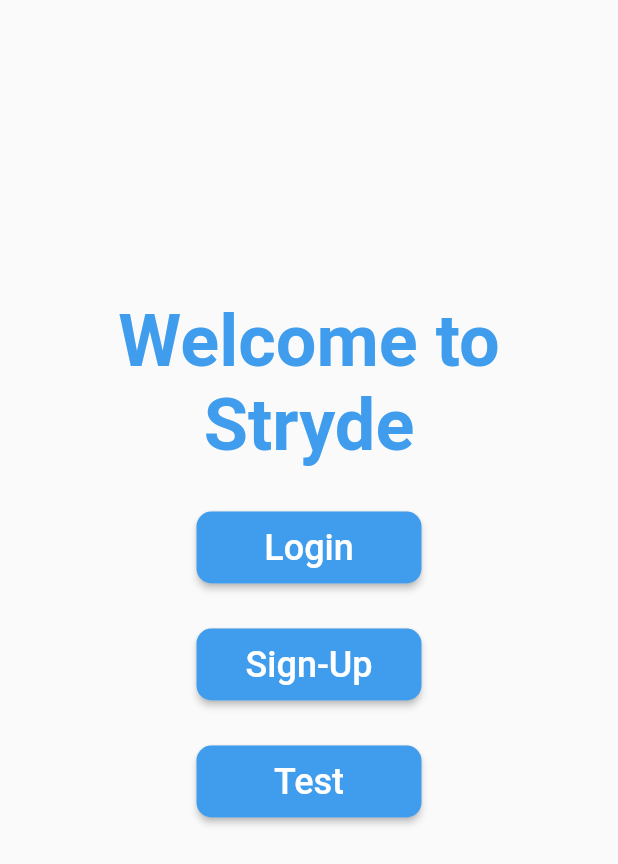
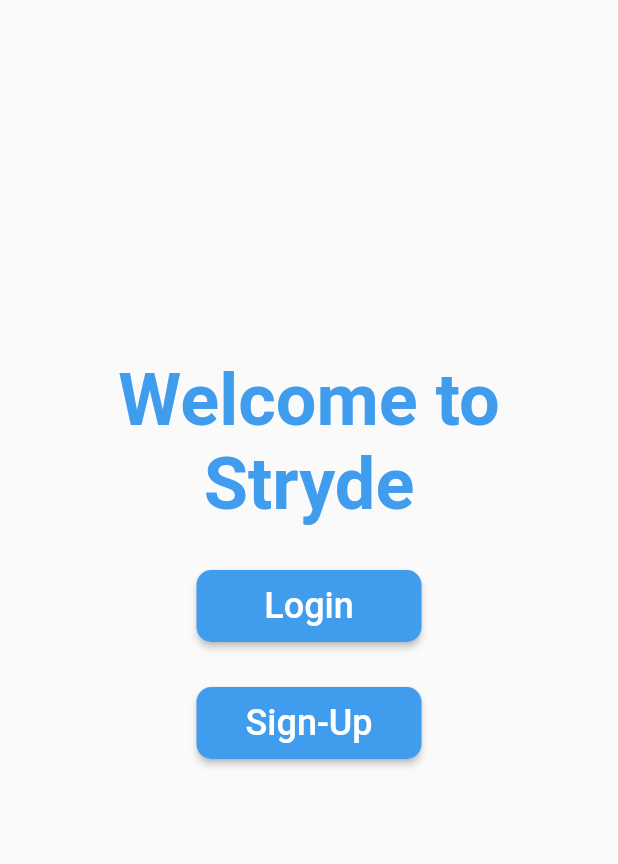
Before and after one commit to isaaclim95/stryde-app-flutter, a Flutter app: the screen it shows after launch, on a phone screen of 412 x 824 dp. Shown: the top 864 px of the screen. Run offline on Flutter 3.47's test engine with Material 2 defaults, Android fonts, the phone set to English and light mode, and no system bars; our stand-ins replace camera, video_player.

Commit message:
Update welcome.dart

```diff
--- a/lib/welcome.dart
+++ b/lib/welcome.dart
@@ -1,11 +1,8 @@
 import 'package:flutter/material.dart';
-import 'package:flutter/services.dart';
 import 'register.dart';
 import 'login.dart';
 
 class Welcome extends StatelessWidget {
-  static const platform = const MethodChannel('samples.flutter.dev/battery');
-
   @override
   Widget build(BuildContext context) {
     return Scaffold(
@@ -73,31 +70,6 @@ class Welcome extends StatelessWidget {
               ),
             ),
 
-
-            // TEST ____________________________
-            const SizedBox(height: 30),
-            // Register Button
-            RaisedButton(
-              shape: RoundedRectangleBorder(
-                  borderRadius: new BorderRadius.circular(10.0)),
-              onPressed: () {
-                Navigator.push(
-                    context, MaterialPageRoute(builder: (context) => Register()));
-              },
-              textColor: Colors.white,
-              padding: const EdgeInsets.all(0.0),
-              child: Container(
-                decoration: BoxDecoration(
-                  borderRadius: new BorderRadius.circular(10.0),
-                  color: Color(0xFF409ded),
-                ),
-                width: 150,
-                alignment: Alignment.center,
-                padding: const EdgeInsets.fromLTRB(0, 10.0, 0, 10.0),
-                child: const Text('Test', style: TextStyle(fontSize: 24)),
-              ),
-            ),
-            // TEST __________________________
             const SizedBox(height: 80),
           ],
         ),
```
